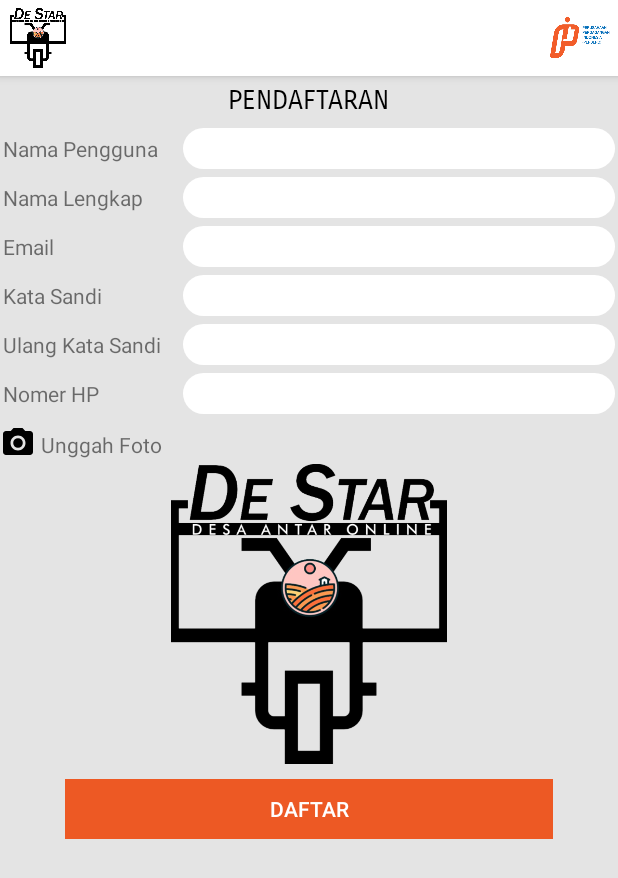
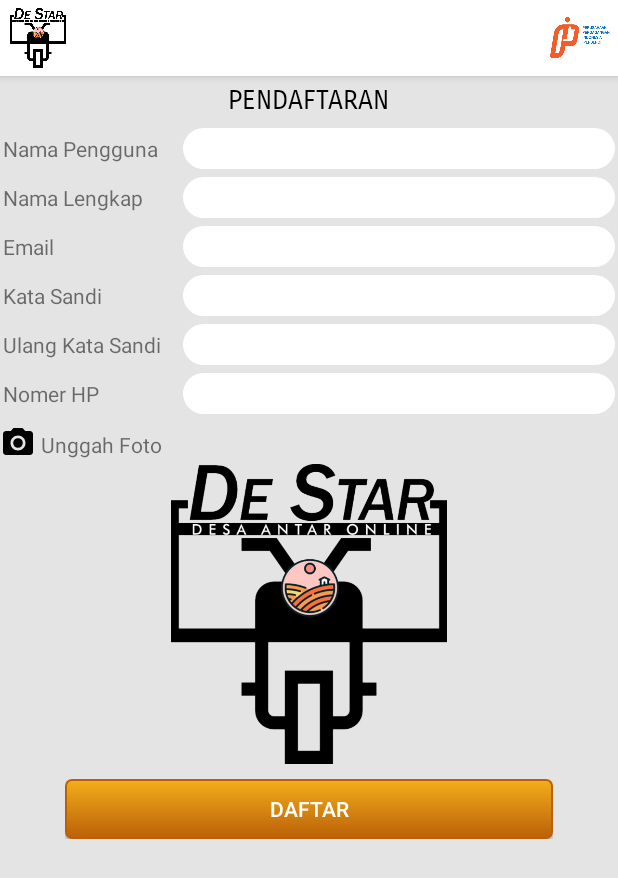
Before and after one commit to Rizkysuandana/d35t4r_d3v, an Android app: the RegisterActivity screen opened directly, with no data from a screen before it, on a phone screen of 412 x 824 dp. Shown: the top 878 px of the screen. Run offline under Robolectric (Android 15) with nearby library versions, the phone set to English and light mode, and no system bars.

Commit message:
Edit Button Register

```diff
--- a/destar/destar/app/src/main/res/layout/activity_register.xml
+++ b/destar/destar/app/src/main/res/layout/activity_register.xml
@@ -282,7 +282,7 @@
                                 android:id="@+id/btn_daftar"
                                 android:layout_width="match_parent"
                                 android:layout_height="40dp"
-                                android:background="@color/colorOrange"
+                                android:background="@drawable/buttonshapelogin"
                                 android:text="DAFTAR"
                                 android:textColor="@color/cardview_light_background" />
                         </RelativeLayout>
```
Also changed, not shown: destar/destar/app/src/main/java/com/destar/platform/destar/SplashActivity.java (+8 -8 lines).
